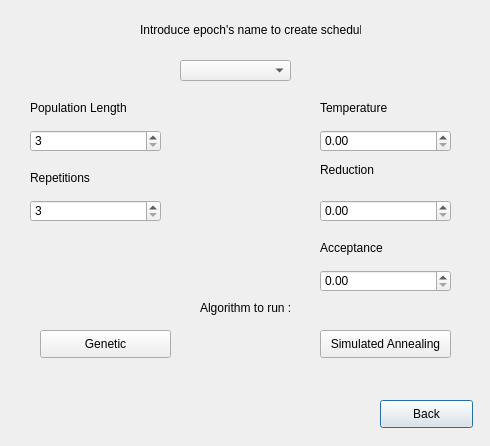
Qt form src/dialoggenerateschedule.ui (MarioFernandes73/FEUP_IART) before a commit.
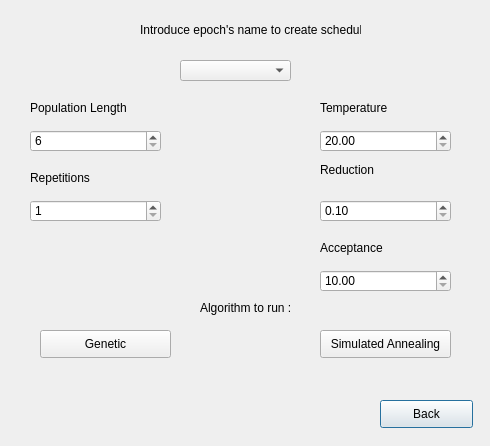
The same form after that commit.

Patch:
```diff
--- a/src/dialoggenerateschedule.ui
+++ b/src/dialoggenerateschedule.ui
@@ -88,7 +88,7 @@
     </rect>
    </property>
    <property name="minimum">
-    <number>3</number>
+    <number>6</number>
    </property>
    <property name="maximum">
     <number>200</number>
@@ -155,6 +155,9 @@
      <height>22</height>
     </rect>
    </property>
+   <property name="minimum">
+    <double>20.000000000000000</double>
+   </property>
   </widget>
   <widget class="QDoubleSpinBox" name="red">
    <property name="geometry">
@@ -165,6 +168,9 @@
      <height>22</height>
     </rect>
    </property>
+   <property name="minimum">
+    <double>0.100000000000000</double>
+   </property>
   </widget>
   <widget class="QDoubleSpinBox" name="acc">
    <property name="geometry">
@@ -175,6 +181,9 @@
      <height>22</height>
     </rect>
    </property>
+   <property name="minimum">
+    <double>10.000000000000000</double>
+   </property>
   </widget>
   <widget class="QLabel" name="label_7">
    <property name="geometry">
@@ -199,7 +208,7 @@
     </rect>
    </property>
    <property name="minimum">
-    <number>3</number>
+    <number>1</number>
    </property>
    <property name="maximum">
     <number>200</number>
```
